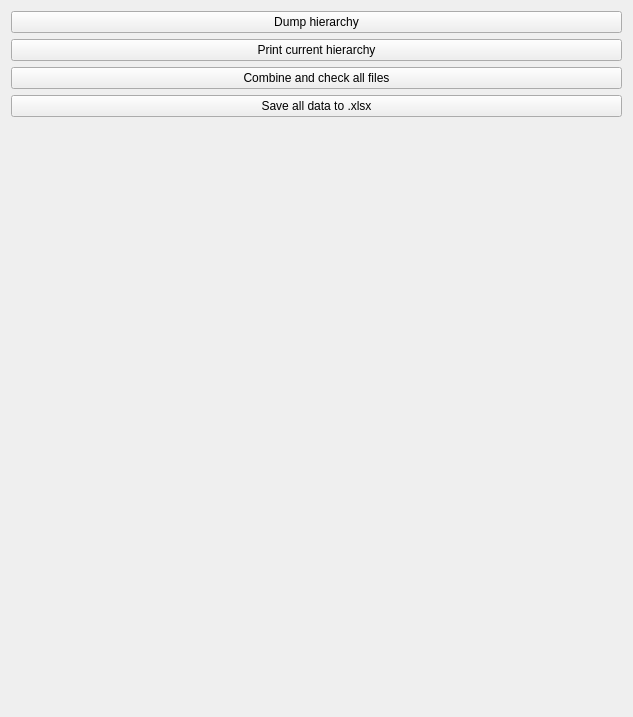
Before: the Qt Designer form AmigoStatistics/AmigoStatistics/Resources/UI/AmigoStatistics.ui in koegl/mthesis-datasets, drawn with Qt 5.
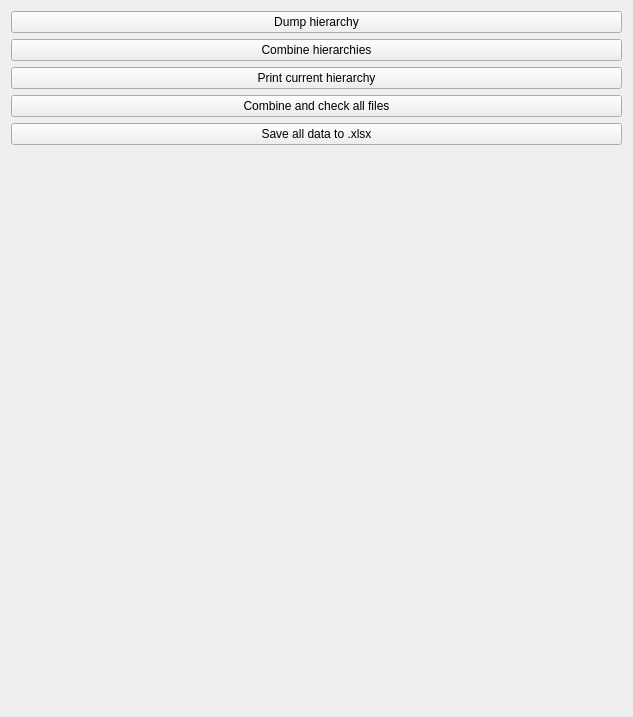
After: the same form once the commit is applied. Custom widgets are drawn as their Qt base class.

Commit message: new button to combine hierarchies

The edit to the form file:
```diff
--- a/AmigoStatistics/AmigoStatistics/Resources/UI/AmigoStatistics.ui
+++ b/AmigoStatistics/AmigoStatistics/Resources/UI/AmigoStatistics.ui
@@ -21,6 +21,13 @@
      </property>
     </widget>
    </item>
+   <item>
+    <widget class="QPushButton" name="combineHierarchiesButton">
+     <property name="text">
+      <string>Combine hierarchies</string>
+     </property>
+    </widget>
+   </item>
    <item>
     <widget class="QPushButton" name="printCurrentHierarchyButton">
      <property name="text">
```
The commit also changes 2 other files.
